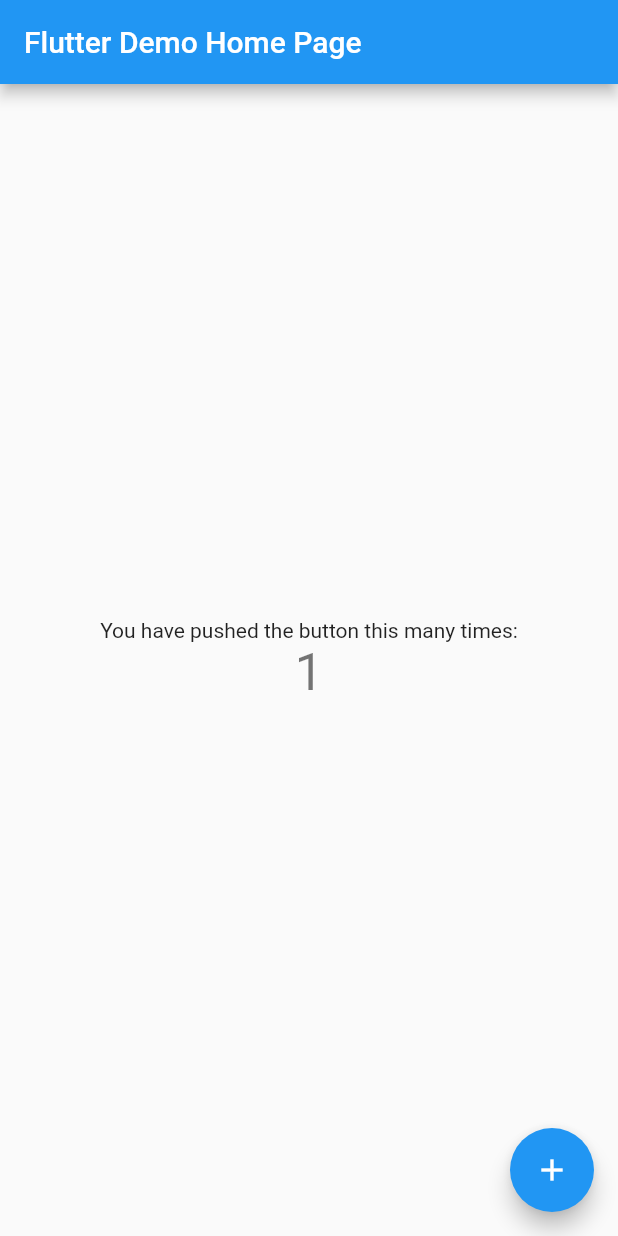
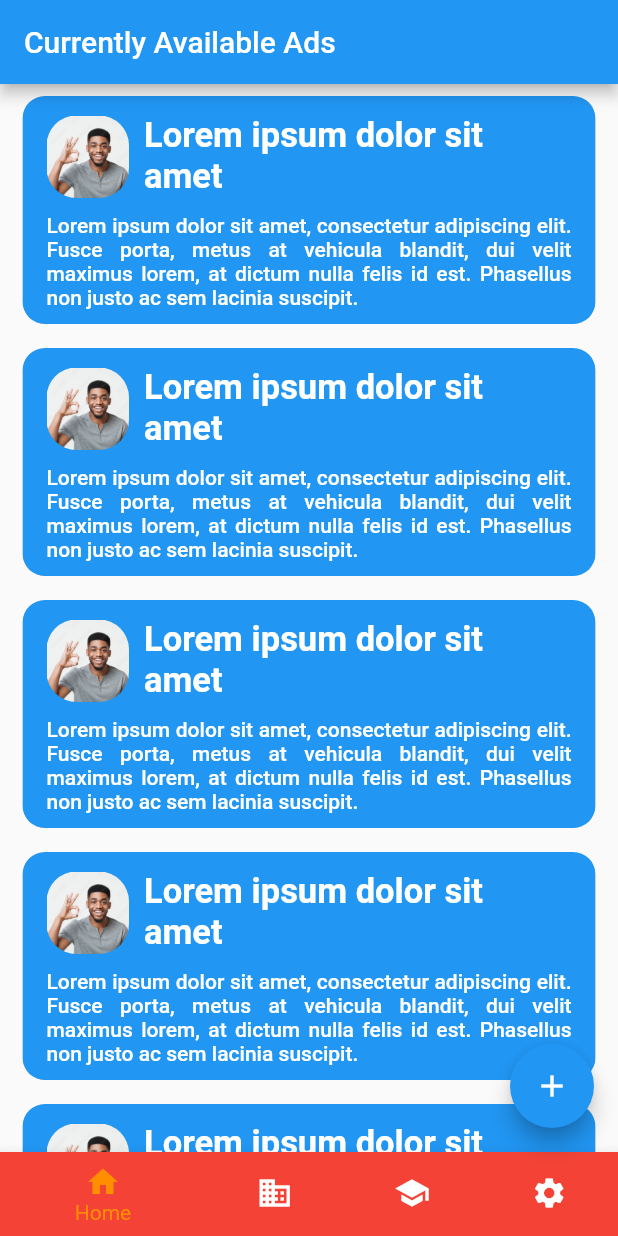
Before and after one commit to NedimKunovac/graduation_project, a Flutter app: the screen it shows after launch, after a tap on the "add" icon, on a phone screen of 412 x 824 dp. Run offline on Flutter 3.47's test engine with Material 2 defaults, Android fonts, the phone set to English and light mode, and no system bars.

Commit message:
Initial dashboard commit
Stuff added
 - Top App bar
 - Advertisement widget
 - Working bottom navigation bar
 - Folders with test data
 - All done in dashboard.dart

```diff
--- /dev/null
+++ b/lib/dashboard.dart
@@ -0,0 +1,176 @@
+import 'package:flutter/material.dart';
+
+class Dashboard extends StatefulWidget {
+  const Dashboard({Key? key}) : super(key: key);
+
+  @override
+  State<Dashboard> createState() => _DashboardState();
+}
+
+class _DashboardState extends State<Dashboard> {
+  @override
+  int _selectedIndex = 0;
+  static const TextStyle optionStyle =
+  TextStyle(fontSize: 30, fontWeight: FontWeight.bold);
+  static List<Widget> _widgetOptions = <Widget>[
+  SingleChildScrollView(
+    child: Column(
+    children: <Widget>[
+      Advertisement(),
+      Advertisement(),
+      Advertisement(),
+      Advertisement(),
+      Advertisement(),
+  ],
+  ),
+  ),
+    Text(
+      'Index 1: Business',
+      style: optionStyle,
+    ),
+    Text(
+      'Index 2: School',
+      style: optionStyle,
+    ),
+    Text(
+      'Index 3: Settings',
+      style: optionStyle,
+    ),
+  ];
+
+  void _onItemTapped(int index) {
+    setState(() {
+      _selectedIndex = index;
+    });
+  }
+
+
+  Widget build(BuildContext context) {
+    return Scaffold(
+      appBar: AppBar(
+        title: Text('Currently Available Ads'),
+      ),
+      body: Container(
+          child: _widgetOptions.elementAt(_selectedIndex)
+      ),
+      bottomNavigationBar: BottomNavigationBar(
+        items: const <BottomNavigationBarItem>[
+          BottomNavigationBarItem(
+            icon: Icon(Icons.home),
+            label: 'Home',
+            backgroundColor: Colors.red,
+          ),
+          BottomNavigationBarItem(
+            icon: Icon(Icons.business),
+            label: 'Business',
+            backgroundColor: Colors.green,
+          ),
+          BottomNavigationBarItem(
+            icon: Icon(Icons.school),
+            label: 'School',
+            backgroundColor: Colors.purple,
+          ),
+          BottomNavigationBarItem(
+            icon: Icon(Icons.settings),
+            label: 'Settings',
+            backgroundColor: Colors.pink,
+          ),
+        ],
+        currentIndex: _selectedIndex,
+        selectedItemColor: Colors.amber[800],
+        onTap: _onItemTapped,
+      ),
+      floatingActionButton: FloatingActionButton(
+          onPressed: onPressed,
+        child: Icon(
+          Icons.add,
+        ),
+      ),
+    );
+  }
+}
+
+class Advertisement extends StatefulWidget {
+  const Advertisement({Key? key}) : super(key: key);
+
+  @override
+  State<Advertisement> createState() => _AdvertisementState();
+}
+
+void onPressed() {
+  // TODO: implement onPressed
+}
+
+class _AdvertisementState extends State<Advertisement> {
+
+  @override
+  Widget build(BuildContext context) {
+    return Row(
+      children: [
+        Expanded(
+          child: Container(
+            margin: EdgeInsets.fromLTRB(15, 8, 15, 8),
+            child: ClipRRect(
+            borderRadius: BorderRadius.circular(15.0),
+              child: ElevatedButton(
+                onPressed: onPressed,
+                child: Column(
+                  children: [
+                    Row(
+                      crossAxisAlignment: CrossAxisAlignment.start,
+                      children: [
+                       Padding(
+                         padding: EdgeInsets.fromLTRB(0, 13, 10, 10),
+                         child: ClipRRect(
+                           borderRadius: BorderRadius.circular(20.0),
+                           child: Container(
+                             height: 55.0,
+                             width: 55.0,
+                             child: Image(
+                                 image:AssetImage('assetsTesting/guySmiling.jpg'),
+                             ),
+                           ),
+                         ),
+                       ),
+                        Flexible(
+                          child: Padding(
+                            padding: EdgeInsets.fromLTRB(0, 13, 10, 10),
+                            child: Text(
+                                'Lorem ipsum dolor sit amet',
+                            textAlign: TextAlign.start,
+                            style: TextStyle(
+                              fontWeight: FontWeight.bold,
+                              fontSize: 23,
+                            ),
+                            ),
+                          ),
+                        ),
+                      ],
+                    ),
+                    Row(
+                      children: [
+                        Flexible(
+                            child: Padding(
+                              padding: EdgeInsets.fromLTRB(0, 0, 0, 10),
+                              child: Text('Lorem ipsum dolor sit amet, consectetur adipiscing elit. '
+                                  'Fusce porta, metus at vehicula blandit, dui velit maximus lorem, '
+                                  'at dictum nulla felis id est. Phasellus non justo ac sem '
+                                  'lacinia suscipit.',
+                              textAlign: TextAlign.justify,
+                              style: TextStyle(
+                              ),),
+                            )
+                        )
+                      ],
+                    ),
+                  ],
+                ),
+              ),
+            ),
+          ),
+        ),
+      ],
+    );
+
+  }
+}
--- a/lib/main.dart
+++ b/lib/main.dart
@@ -1,115 +1,17 @@
 import 'package:flutter/material.dart';
+import 'dashboard.dart';
 
 void main() {
-  runApp(const MyApp());
+  runApp(MaterialApp(
+    home:MyApp(),
+  ));
 }
 
 class MyApp extends StatelessWidget {
-  const MyApp({super.key});
-
-  // This widget is the root of your application.
-  @override
-  Widget build(BuildContext context) {
-    return MaterialApp(
-      title: 'Flutter Demo',
-      theme: ThemeData(
-        // This is the theme of your application.
-        //
-        // Try running your application with "flutter run". You'll see the
-        // application has a blue toolbar. Then, without quitting the app, try
-        // changing the primarySwatch below to Colors.green and then invoke
-        // "hot reload" (press "r" in the console where you ran "flutter run",
-        // or simply save your changes to "hot reload" in a Flutter IDE).
-        // Notice that the counter didn't reset back to zero; the application
-        // is not restarted.
-        primarySwatch: Colors.blue,
-      ),
-      home: const MyHomePage(title: 'Flutter Demo Home Page'),
-    );
-  }
-}
-
-class MyHomePage extends StatefulWidget {
-  const MyHomePage({super.key, required this.title});
-
-  // This widget is the home page of your application. It is stateful, meaning
-  // that it has a State object (defined below) that contains fields that affect
-  // how it looks.
-
-  // This class is the configuration for the state. It holds the values (in this
-  // case the title) provided by the parent (in this case the App widget) and
-  // used by the build method of the State. Fields in a Widget subclass are
-  // always marked "final".
-
-  final String title;
-
-  @override
-  State<MyHomePage> createState() => _MyHomePageState();
-}
-
-class _MyHomePageState extends State<MyHomePage> {
-  int _counter = 0;
-
-  void _incrementCounter() {
-    setState(() {
-      // This call to setState tells the Flutter framework that something has
-      // changed in this State, which causes it to rerun the build method below
-      // so that the display can reflect the updated values. If we changed
-      // _counter without calling setState(), then the build method would not be
-      // called again, and so nothing would appear to happen.
-      _counter++;
-    });
-  }
+  const MyApp({Key? key}) : super(key: key);
 
   @override
   Widget build(BuildContext context) {
-    // This method is rerun every time setState is called, for instance as done
-    // by the _incrementCounter method above.
-    //
-    // The Flutter framework has been optimized to make rerunning build methods
-    // fast, so that you can just rebuild anything that needs updating rather
-    // than having to individually change instances of widgets.
-    return Scaffold(
-      appBar: AppBar(
-        // Here we take the value from the MyHomePage object that was created by
-        // the App.build method, and use it to set our appbar title.
-        title: Text(widget.title),
-      ),
-      body: Center(
-        // Center is a layout widget. It takes a single child and positions it
-        // in the middle of the parent.
-        child: Column(
-          // Column is also a layout widget. It takes a list of children and
-          // arranges them vertically. By default, it sizes itself to fit its
-          // children horizontally, and tries to be as tall as its parent.
-          //
-          // Invoke "debug painting" (press "p" in the console, choose the
-          // "Toggle Debug Paint" action from the Flutter Inspector in Android
-          // Studio, or the "Toggle Debug Paint" command in Visual Studio Code)
-          // to see the wireframe for each widget.
-          //
-          // Column has various properties to control how it sizes itself and
-          // how it positions its children. Here we use mainAxisAlignment to
-          // center the children vertically; the main axis here is the vertical
-          // axis because Columns are vertical (the cross axis would be
-          // horizontal).
-          mainAxisAlignment: MainAxisAlignment.center,
-          children: <Widget>[
-            const Text(
-              'You have pushed the button this many times:',
-            ),
-            Text(
-              '$_counter',
-              style: Theme.of(context).textTheme.headlineMedium,
-            ),
-          ],
-        ),
-      ),
-      floatingActionButton: FloatingActionButton(
-        onPressed: _incrementCounter,
-        tooltip: 'Increment',
-        child: const Icon(Icons.add),
-      ), // This trailing comma makes auto-formatting nicer for build methods.
-    );
+    return Dashboard();
   }
 }
--- a/pubspec.yaml
+++ b/pubspec.yaml
@@ -59,9 +59,8 @@
   uses-material-design: true
 
   # To add assets to your application, add an assets section, like this:
-  # assets:
-  #   - images/a_dot_burr.jpeg
-  #   - images/a_dot_ham.jpeg
+  assets:
+    - assetsTesting/
 
   # An image asset can refer to one or more resolution-specific "variants", see
   # https://flutter.dev/assets-and-images/#resolution-aware
```
Also changed, not shown: assetsTesting/advertisementIconTest.jpg (added), assetsTesting/guySmiling.jpg (added).
